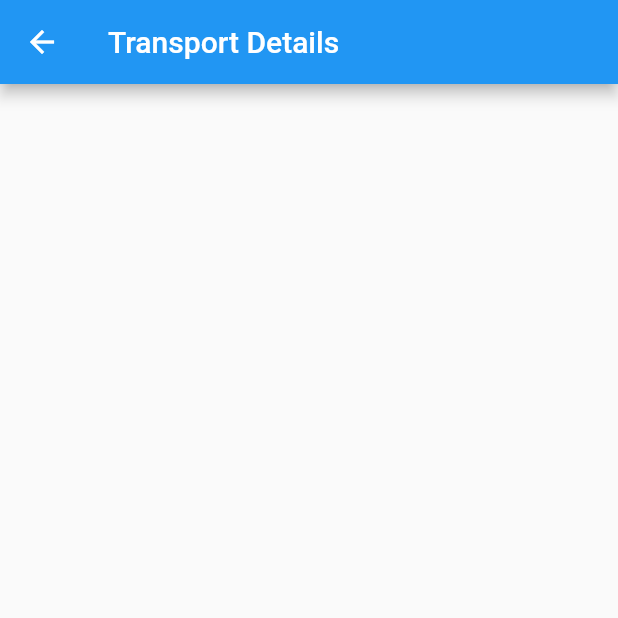
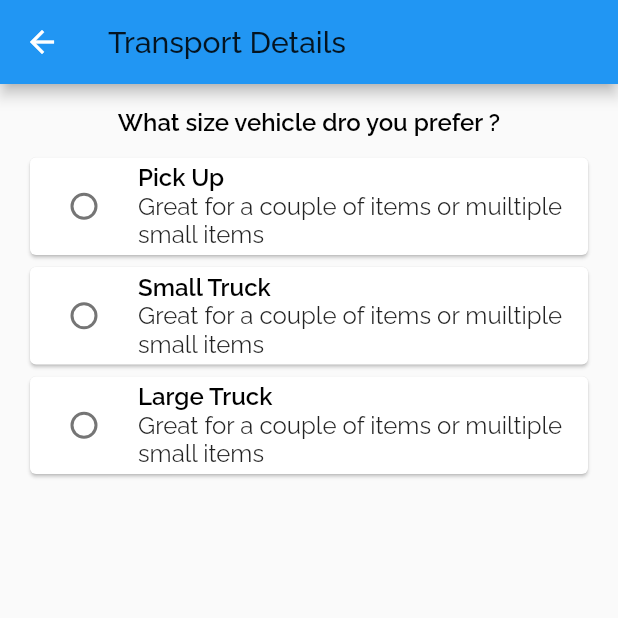
Before and after one commit to mulwa/Movers, a Flutter app: the TransportDetailsPage screen opened directly, on a phone screen of 412 x 824 dp, the top half of it. Run offline on Flutter 3.47's test engine with Material 2 defaults, Android fonts, the phone set to English and light mode, and no system bars; our stand-ins replace geolocator, get, google_fonts, google_maps_flutter; missing offline and left inert: flutter_polyline_points, google_maps_place_picker; statements that could not run were skipped.

Commit message:
adds transport details

```diff
--- /dev/null
+++ b/lib/controllers/transport_details_controller.dart
@@ -0,0 +1,11 @@
+import 'package:get/get.dart';
+
+class TransportDetailsController extends GetxController {
+  var selectedVehicle = "".obs;
+  List<String> vehicleType = ["Pick Up", "Small Truck", "Large Truck"];
+
+  void setVehicleType(String value) {
+    selectedVehicle = value.obs;
+    update();
+  }
+}
--- a/lib/screen/authentication/sign_up.dart
+++ b/lib/screen/authentication/sign_up.dart
@@ -29,7 +29,7 @@ class SignUpPage extends GetView<SignUpController> {
   }
 
   Widget _buildPasswordField() {
-    return TextFormField(
+    return Obx(() => TextFormField(
           decoration: InputDecoration(
               border: InputBorder.none,
               fillColor: inputBackground,
@@ -52,7 +52,7 @@ class SignUpPage extends GetView<SignUpController> {
           validator: (String? value) {
             return controller.validatePassword(value!);
           },
-    );
+        ));
   }
 
   @override
--- a/lib/screen/map_page.dart
+++ b/lib/screen/map_page.dart
@@ -4,6 +4,7 @@ import 'package:google_maps_flutter/google_maps_flutter.dart';
 import 'package:google_maps_place_picker/google_maps_place_picker.dart';
 import 'package:movers/controllers/map_page_controller.dart';
 import 'package:movers/models/address_model.dart';
+import 'package:movers/screen/transport_details_page.dart';
 import 'package:movers/shared/address_input.dart';
 import 'package:movers/shared/custom_btn.dart';
 import 'package:movers/shared/shifter_divider.dart';
@@ -153,7 +154,7 @@ class MapPage extends StatelessWidget {
                     CustomBtn(
                       text: "Continue",
                       press: () {
-                        print("next");
+                        Get.to(TransportDetailsPage());
                       },
                     )
                   ],
--- /dev/null
+++ b/lib/screen/transport_details_page.dart
@@ -0,0 +1,69 @@
+import 'package:flutter/material.dart';
+import 'package:get/get.dart';
+import 'package:movers/controllers/transport_details_controller.dart';
+import 'package:movers/shared/app_card.dart';
+import 'package:movers/shared/vertical_spacing.dart';
+import 'package:movers/utils/constants.dart';
+
+class TransportDetailsPage extends GetView<TransportDetailsController> {
+  const TransportDetailsPage({Key? key}) : super(key: key);
+
+  @override
+  Widget build(BuildContext context) {
+    Get.put(TransportDetailsController());
+    return SafeArea(
+      child: Scaffold(
+        appBar: AppBar(
+          title: Text("Transport Details"),
+        ),
+        body: Padding(
+          padding: const EdgeInsets.all(16.0),
+          child: ListView(
+            children: [
+              Center(
+                child: Text(
+                  "What size vehicle dro you prefer ?",
+                  style: TextStyle(
+                      color: Colors.black,
+                      fontSize: 16.0,
+                      fontWeight: FontWeight.w600),
+                ),
+              ),
+              VerticalSpacing(),
+              Column(
+                  children: controller.vehicleType
+                      .map((vehicle) => GetBuilder<TransportDetailsController>(
+                              builder: (controller) {
+                            return Card(
+                              child: RadioListTile(
+                                  groupValue: controller.selectedVehicle.value,
+                                  title: Column(
+                                    crossAxisAlignment:
+                                        CrossAxisAlignment.start,
+                                    children: [
+                                      Text(
+                                        vehicle,
+                                        style: TextStyle(
+                                            fontWeight: FontWeight.w600,
+                                            fontSize: 16.0,
+                                            color: Colors.black),
+                                      ),
+                                      Text(
+                                          "Great for a couple of items or muiltiple small items")
+                                    ],
+                                  ),
+                                  value: vehicle,
+                                  activeColor: colorPrimary,
+                                  selectedTileColor: colorPrimary,
+                                  onChanged: (val) => controller
+                                      .setVehicleType(val.toString())),
+                            );
+                          }))
+                      .toList()),
+            ],
+          ),
+        ),
+      ),
+    );
+  }
+}
--- a/lib/screen/transport_page.dart
+++ /dev/null
@@ -1,16 +0,0 @@
-import 'package:flutter/material.dart';
-
-class TransportDetailsPage extends StatelessWidget {
-  const TransportDetailsPage({Key? key}) : super(key: key);
-
-  @override
-  Widget build(BuildContext context) {
-    return SafeArea(
-      child: Scaffold(
-        appBar: AppBar(
-          title: Text("Transport Details"),
-        ),
-      ),
-    );
-  }
-}
```
Also changed, not shown: lib/main.dart (+13 -3 lines). Lines whose indentation alone changed are shown as unchanged.
